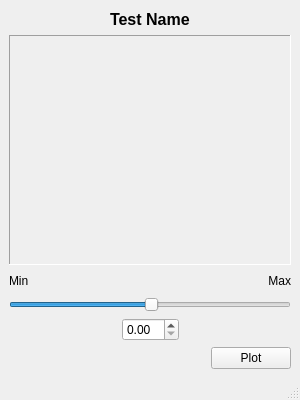
First picture: the form in spike_rates.ui, repository portfors-lab/SparkleAnalysis, before the edit.
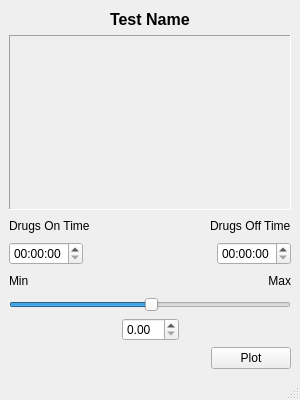
Second picture: the form after the edit. Icons and pictures are not drawn.

Commit message: Added comments section for tests. Minor changes to spike rates interface.

Patch:
```diff
--- a/spike_rates.ui
+++ b/spike_rates.ui
@@ -25,7 +25,7 @@
   </property>
   <widget class="QWidget" name="centralwidget">
    <layout class="QGridLayout" name="gridLayout">
-    <item row="6" column="0">
+    <item row="8" column="0">
      <layout class="QHBoxLayout" name="horizontalLayout_2">
       <item>
        <widget class="QLabel" name="label_min">
@@ -59,7 +59,7 @@
       </item>
      </layout>
     </item>
-    <item row="7" column="0">
+    <item row="9" column="0">
      <widget class="QSlider" name="horizontalSlider">
       <property name="sliderPosition">
        <number>50</number>
@@ -130,13 +130,13 @@
          <x>0</x>
          <y>0</y>
          <width>280</width>
-         <height>199</height>
+         <height>143</height>
         </rect>
        </property>
       </widget>
      </widget>
     </item>
-    <item row="9" column="0">
+    <item row="11" column="0">
      <layout class="QGridLayout" name="gridLayout_2">
       <item row="0" column="1">
        <widget class="QPushButton" name="pushButton_spike_rates">
@@ -160,7 +160,7 @@
       </item>
      </layout>
     </item>
-    <item row="8" column="0">
+    <item row="10" column="0">
      <layout class="QHBoxLayout" name="horizontalLayout_3">
       <item>
        <spacer name="horizontalSpacer_6">
@@ -193,6 +193,60 @@
       </item>
      </layout>
     </item>
+    <item row="6" column="0">
+     <layout class="QHBoxLayout" name="horizontalLayout_5">
+      <item>
+       <widget class="QLabel" name="label_drugs_on">
+        <property name="text">
+         <string>Drugs On Time</string>
+        </property>
+       </widget>
+      </item>
+      <item>
+       <spacer name="horizontalSpacer_8">
+        <property name="orientation">
+         <enum>Qt::Horizontal</enum>
+        </property>
+        <property name="sizeHint" stdset="0">
+         <size>
+          <width>40</width>
+          <height>20</height>
+         </size>
+        </property>
+       </spacer>
+      </item>
+      <item>
+       <widget class="QLabel" name="label_drugs_off">
+        <property name="text">
+         <string>Drugs Off Time</string>
+        </property>
+       </widget>
+      </item>
+     </layout>
+    </item>
+    <item row="7" column="0">
+     <layout class="QHBoxLayout" name="horizontalLayout_4">
+      <item>
+       <widget class="QTimeEdit" name="timeEdit_2"/>
+      </item>
+      <item>
+       <spacer name="horizontalSpacer_7">
+        <property name="orientation">
+         <enum>Qt::Horizontal</enum>
+        </property>
+        <property name="sizeHint" stdset="0">
+         <size>
+          <width>40</width>
+          <height>20</height>
+         </size>
+        </property>
+       </spacer>
+      </item>
+      <item>
+       <widget class="QTimeEdit" name="timeEdit"/>
+      </item>
+     </layout>
+    </item>
    </layout>
   </widget>
   <widget class="QMenuBar" name="menubar">
```
The commit also changes 5 other files.
